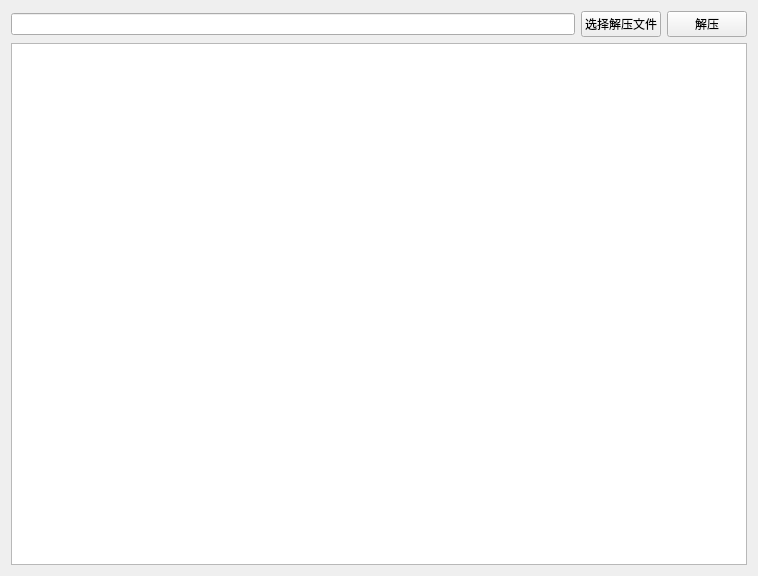
Before: the Qt Designer form res/ui/bandzip.ui in LiYorange/MyOFP2.0, drawn with Qt 5.
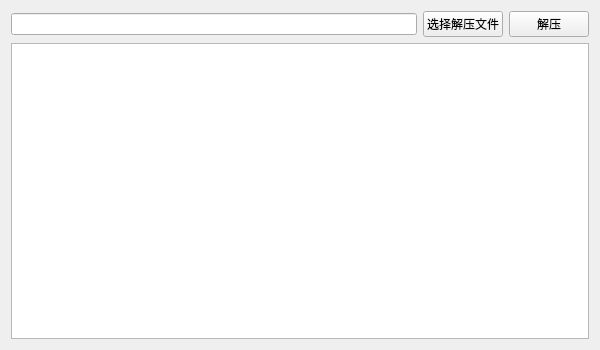
After: the same form once the commit is applied. Icons and pictures are not drawn.

Patch:
```diff
--- a/res/ui/bandzip.ui
+++ b/res/ui/bandzip.ui
@@ -6,8 +6,8 @@
    <rect>
     <x>0</x>
     <y>0</y>
-    <width>758</width>
-    <height>576</height>
+    <width>600</width>
+    <height>350</height>
    </rect>
   </property>
   <property name="minimumSize">
```
Left out of the diff: 8 changed lines with no effect on the pictures.
